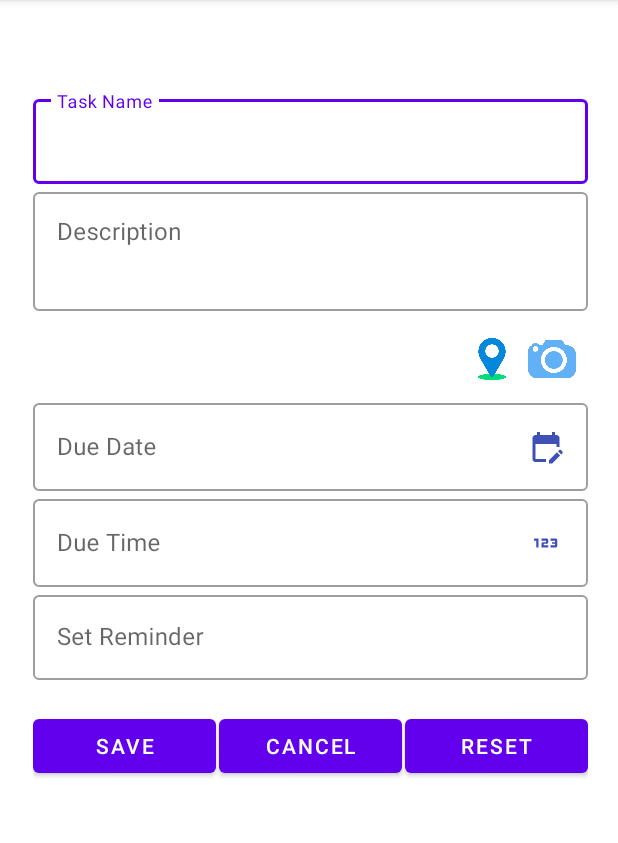
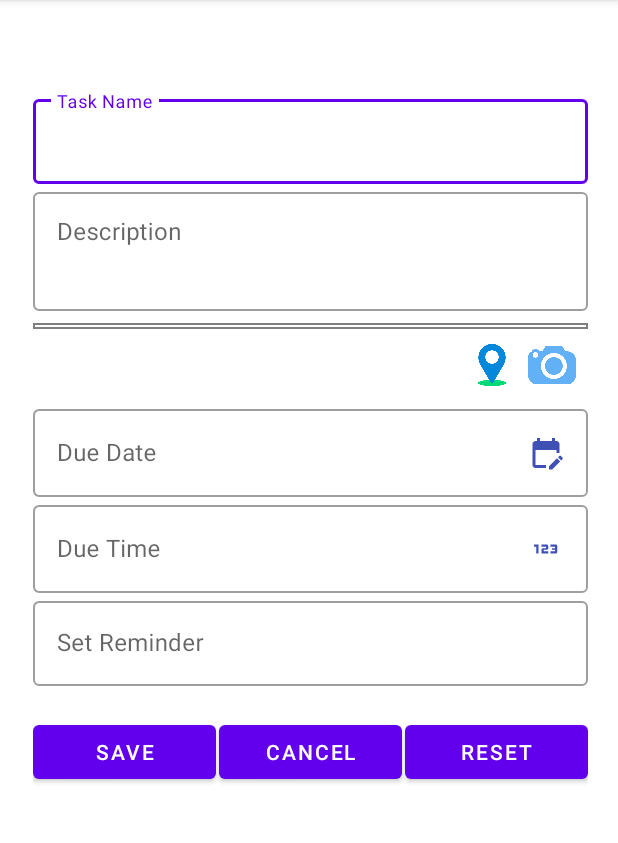
Before and after one commit to Ahileswaran/TaskaRoo, an Android app: the AddTaskActivity screen opened directly, with no data from a screen before it, on a phone screen of 412 x 824 dp, the part 84-927 px from its top. Run offline under Robolectric (Android 15) with nearby library versions, the phone set to English and light mode, and no system bars; pictures from the network do not load; 1 statement that could not run was skipped.

Commit message:
Final  - 3

```diff
--- a/app/src/main/res/layout/add_task_activity.xml
+++ b/app/src/main/res/layout/add_task_activity.xml
@@ -55,6 +55,7 @@
             <FrameLayout
                 android:layout_width="match_parent"
                 android:layout_height="wrap_content"
+                android:padding="2dp"
                 android:layout_marginTop="8dp"
                 android:background="@drawable/border_background">
 
@@ -67,8 +68,8 @@
                     <!-- Camera Image -->
                     <ImageView
                         android:id="@+id/imageViewCamera"
-                        android:layout_width="101dp"
-                        android:layout_height="84dp"
+                        android:layout_width="wrap_content"
+                        android:layout_height="match_parent"
                         android:src="@drawable/placeholder_image"
                         android:visibility="gone" />
 
```
